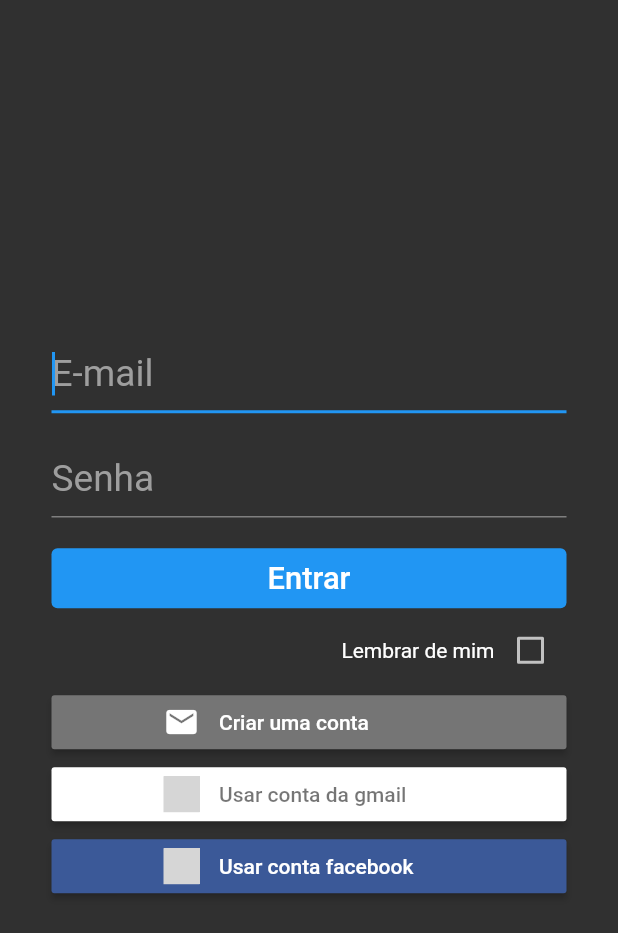
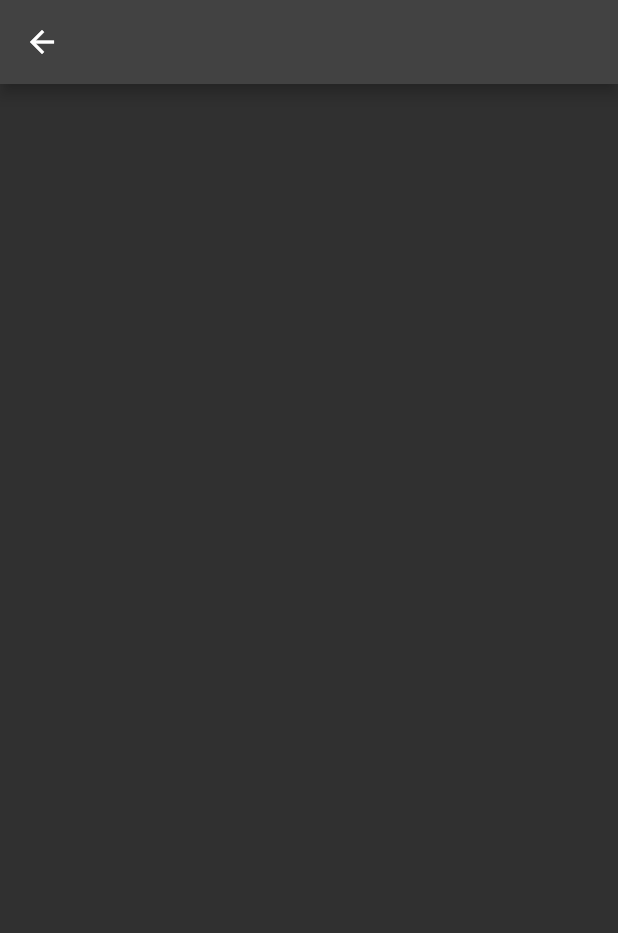
Before and after one commit to irenaldojs/busca_peca, a Flutter app: the screen it shows after launch, after a tap on "Criar uma conta", on a phone screen of 412 x 824 dp. Shown: the top 933 px of the screen. Run offline on Flutter 3.47's test engine with Material 2 defaults, Android fonts, the phone set to English and light mode, and no system bars; our stand-ins replace flutter_signin_button, get; grey boxes are pictures that could not be loaded.

Commit message:
Create register page

```diff
--- a/lib/app/app.dart
+++ b/lib/app/app.dart
@@ -1,5 +1,6 @@
 import 'package:busca_peca/app/app_bindings.dart';
 import 'package:busca_peca/app/pages/login/login_page.dart';
+import 'package:busca_peca/app/pages/register/register_page.dart';
 import 'package:flutter/material.dart';
 import 'package:get/get.dart';
 
@@ -12,7 +13,19 @@ class App extends StatelessWidget {
       debugShowCheckedModeBanner: false,
       theme: ThemeData.dark(),
       initialRoute: '/login',
-      getPages: [GetPage(name: '/login', page: () => const LoginPage(), binding: LoginBidings())],
+      getPages: [
+        GetPage(
+          name: '/login',
+          page: () => const LoginPage(),
+          binding: LoginBindings(),
+        ),
+        GetPage(
+          name: '/register',
+          page: () => const RegisterPage(),
+          transition: Transition.leftToRight,
+          binding: RegisterBindings(),
+        ),
+      ],
     );
   }
 }
--- a/lib/app/app_bindings.dart
+++ b/lib/app/app_bindings.dart
@@ -1,10 +1,19 @@
 
 import 'package:busca_peca/app/pages/login/login_controller.dart';
+import 'package:busca_peca/app/pages/register/register_controller.dart';
 import 'package:get/instance_manager.dart';
 
-class LoginBidings implements Bindings{
+class LoginBindings implements Bindings{
   @override
   void dependencies() {
     Get.lazyPut(() => LoginController());
   }
 }
+
+class RegisterBindings implements Bindings{
+  @override
+  void dependencies() {
+    Get.lazyPut(() => RegisterController());
+  }
+
+}
--- a/lib/app/pages/login/login_page.dart
+++ b/lib/app/pages/login/login_page.dart
@@ -36,11 +36,10 @@ class LoginPage extends GetView<LoginController> {
                   ),
                 ),
                 checkLine(controller),
-                SignInButton(
-                        Buttons.Email,
-                        text: 'Criar uma conta',
-                        onPressed: (){}
-                      ),
+                SignInButton(Buttons.Email, text: 'Criar uma conta',
+                    onPressed: () {
+                  Get.toNamed('/register');
+                }),
                 SignInButton(
                   Buttons.Google,
                   text: 'Usar conta da gmail',
--- /dev/null
+++ b/lib/app/pages/register/register_controller.dart
@@ -0,0 +1,7 @@
+
+import 'package:get/get.dart';
+
+class RegisterController extends GetxController{
+
+
+}
--- /dev/null
+++ b/lib/app/pages/register/register_page.dart
@@ -0,0 +1,15 @@
+import 'package:busca_peca/app/pages/register/register_controller.dart';
+import 'package:flutter/material.dart';
+import 'package:get/get.dart';
+
+class RegisterPage extends GetView<RegisterController> {
+  const RegisterPage({Key? key}) : super(key: key);
+
+  @override
+  Widget build(BuildContext context) {
+    return Scaffold(
+      appBar: AppBar(),
+      body: Padding(padding: EdgeInsets.all(context.width/20)),
+    );
+  }
+}
```
Also changed, not shown: lib/app/pages/register/register_widgets.dart (added).
